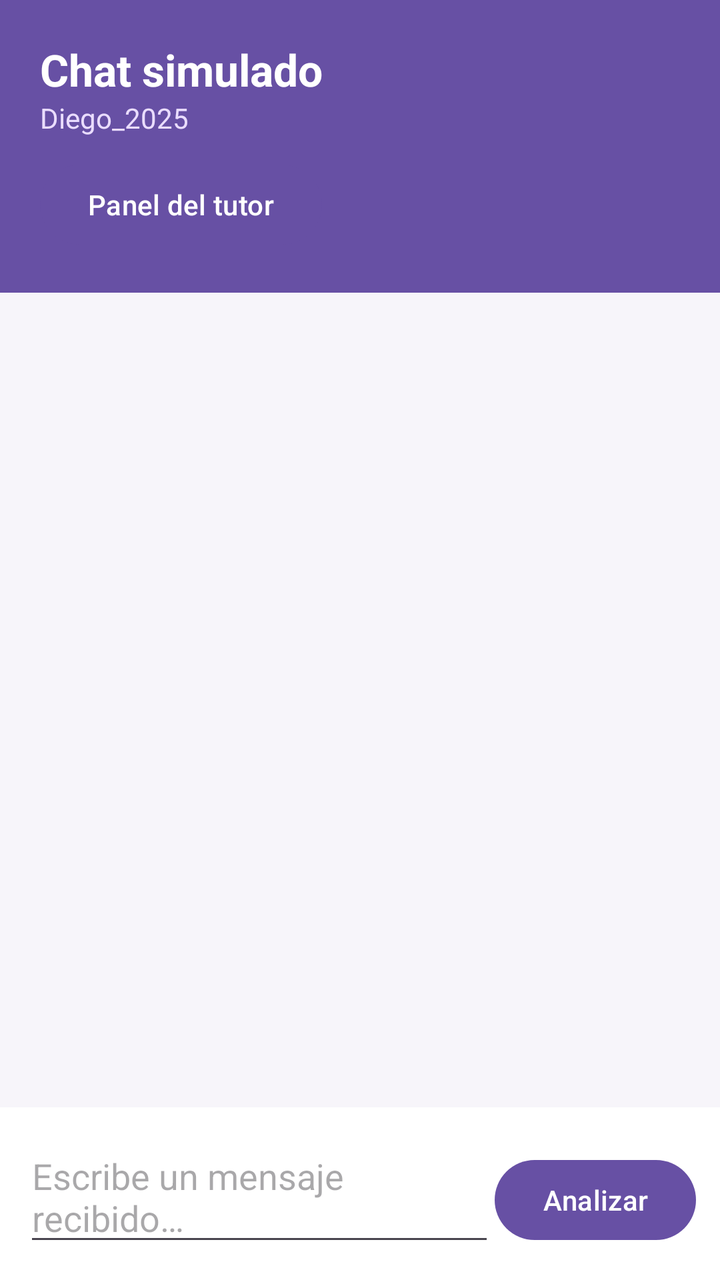
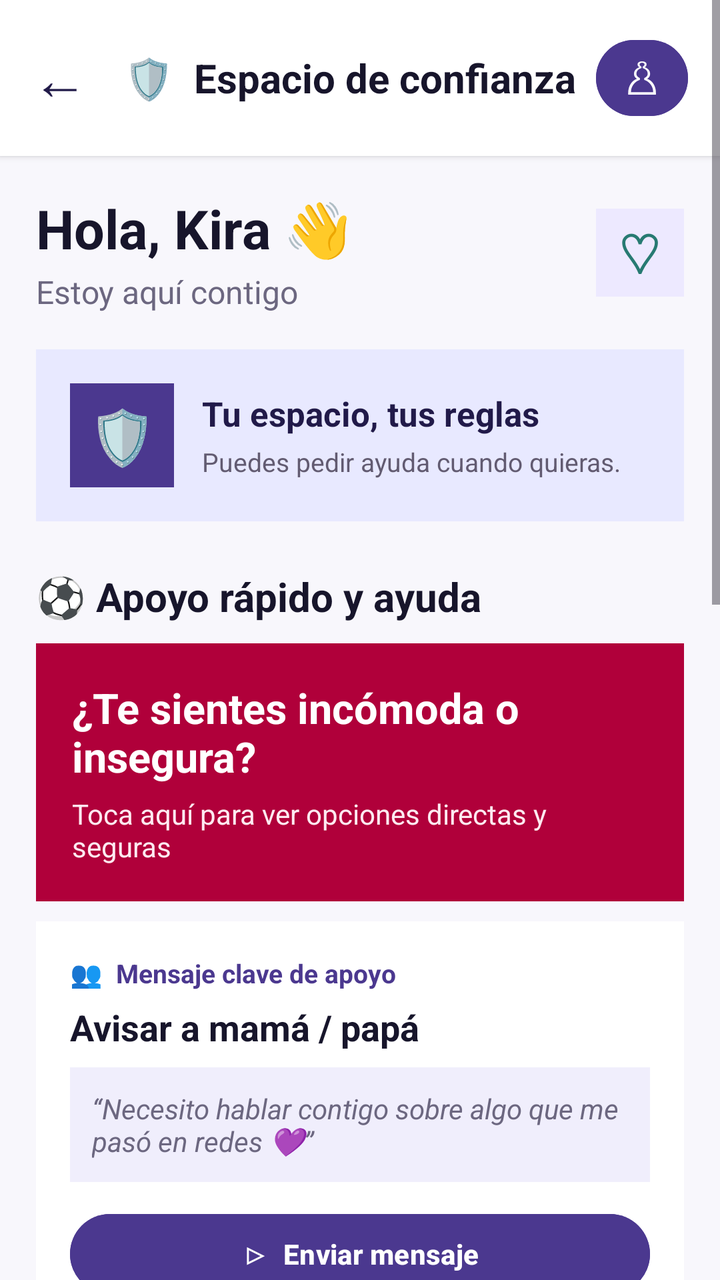

Screens rendered from an Android XML layout before and after an edit, with the pre-edit source and the edit as a unified diff.
<!-- AndroidManifest.xml: application theme Theme.MyApplication -->
<!-- res/layout/activity_main.xml -->
<?xml version="1.0" encoding="utf-8"?>
<LinearLayout xmlns:android="http://schemas.android.com/apk/res/android"
    android:id="@+id/main"
    android:layout_width="match_parent"
    android:layout_height="match_parent"
    android:orientation="vertical"
    android:background="#F7F5FA">

    <LinearLayout
        android:layout_width="match_parent"
        android:layout_height="wrap_content"
        android:orientation="vertical"
        android:padding="20dp"
        android:background="#6750A4">
        <TextView
            android:layout_width="wrap_content"
            android:layout_height="wrap_content"
            android:text="Chat simulado"
            android:textColor="@android:color/white"
            android:textSize="22sp"
            android:textStyle="bold" />
        <TextView
            android:layout_width="wrap_content"
            android:layout_height="wrap_content"
            android:text="@string/contact_name"
            android:textColor="#EADDFF"
            android:textSize="14sp" />
        <Button
            android:id="@+id/dashboardButton"
            android:layout_width="wrap_content"
            android:layout_height="wrap_content"
            android:layout_marginTop="10dp"
            android:text="Panel del tutor" />
    </LinearLayout>

    <ScrollView
        android:id="@+id/messagesScroll"
        android:layout_width="match_parent"
        android:layout_height="0dp"
        android:layout_weight="1"
        android:padding="16dp"
        android:fillViewport="true">
        <LinearLayout
            android:id="@+id/messagesContainer"
            android:layout_width="match_parent"
            android:layout_height="wrap_content"
            android:orientation="vertical">
            <LinearLayout
                android:id="@+id/modelStatusContainer"
                android:layout_width="match_parent"
                android:layout_height="wrap_content"
                android:orientation="vertical"
                android:paddingStart="12dp"
                android:paddingEnd="12dp" />
        </LinearLayout>
    </ScrollView>

    <TextView
        android:id="@+id/statusText"
        android:layout_width="match_parent"
        android:layout_height="wrap_content"
        android:paddingStart="16dp"
        android:paddingEnd="16dp"
        android:paddingTop="6dp"
        android:textColor="#625B71"
        android:textSize="12sp" />

    <LinearLayout
        android:layout_width="match_parent"
        android:layout_height="wrap_content"
        android:padding="12dp"
        android:orientation="horizontal"
        android:background="@android:color/white">
        <EditText
            android:id="@+id/messageInput"
            android:layout_width="0dp"
            android:layout_height="wrap_content"
            android:layout_weight="1"
            android:hint="@string/message_hint"
            android:inputType="textCapSentences|textMultiLine"
            android:maxLines="3" />
        <Button
            android:id="@+id/sendButton"
            android:layout_width="wrap_content"
            android:layout_height="wrap_content"
            android:text="@string/send" />
    </LinearLayout>
</LinearLayout>
<!-- resources referenced by this layout -->
<resources>
  <string name="contact_name">Diego_2025</string>
  <string name="message_hint">Escribe un mensaje recibido…</string>
  <string name="send">Analizar</string>
  <style name="Theme.MyApplication" parent="Base.Theme.MyApplication" />
  <style name="Base.Theme.MyApplication" parent="Theme.Material3.DayNight.NoActionBar">
          
          
      </style>
</resources>

<!-- the commit's change to res/layout/activity_main.xml (unified diff, before → after) -->
@@ -1,88 +1,370 @@
 <?xml version="1.0" encoding="utf-8"?>
-<LinearLayout xmlns:android="http://schemas.android.com/apk/res/android"
+<ScrollView xmlns:android="http://schemas.android.com/apk/res/android"
     android:id="@+id/main"
     android:layout_width="match_parent"
     android:layout_height="match_parent"
-    android:orientation="vertical"
-    android:background="#F7F5FA">
+    android:background="#F8F7FC"
+    android:fillViewport="true">
 
     <LinearLayout
         android:layout_width="match_parent"
         android:layout_height="wrap_content"
         android:orientation="vertical"
-        android:padding="20dp"
-        android:background="#6750A4">
+        android:paddingBottom="24dp">
+
+        <LinearLayout
+            android:layout_width="match_parent"
+            android:layout_height="wrap_content"
+            android:background="#FFFFFF"
+            android:elevation="2dp"
+            android:gravity="center_vertical"
+            android:padding="16dp">
+            <TextView
+                android:layout_width="wrap_content"
+                android:layout_height="wrap_content"
+                android:text="←"
+                android:textColor="#211A49"
+                android:textSize="28sp" />
+            <TextView
+                android:layout_width="0dp"
+                android:layout_height="wrap_content"
+                android:layout_marginStart="18dp"
+                android:layout_weight="1"
+                android:text="🛡  Espacio de confianza"
+                android:textColor="#17152B"
+                android:textSize="20sp"
+                android:textStyle="bold" />
+            <Button
+                android:id="@+id/dashboardButton"
+                android:layout_width="46dp"
+                android:layout_height="46dp"
+                android:backgroundTint="#4B388F"
+                android:minWidth="0dp"
+                android:padding="0dp"
+                android:text="♙"
+                android:textColor="#FFFFFF"
+                android:textSize="22sp" />
+        </LinearLayout>
+
+        <LinearLayout
+            android:layout_width="match_parent"
+            android:layout_height="wrap_content"
+            android:orientation="vertical"
+            android:padding="18dp">
+            <LinearLayout
+                android:layout_width="match_parent"
+                android:layout_height="wrap_content"
+                android:gravity="center_vertical">
+                <LinearLayout
+                    android:layout_width="0dp"
+                    android:layout_height="wrap_content"
+                    android:layout_weight="1"
+                    android:orientation="vertical">
+                    <TextView
+                        android:layout_width="wrap_content"
+                        android:layout_height="wrap_content"
+                        android:text="Hola, Kira 👋"
+                        android:textColor="#17152B"
+                        android:textSize="27sp"
+                        android:textStyle="bold" />
+                    <TextView
+                        android:layout_width="wrap_content"
+                        android:layout_height="wrap_content"
+                        android:layout_marginTop="3dp"
+                        android:text="Estoy aquí contigo"
+                        android:textColor="#6C6780"
+                        android:textSize="16sp" />
+                </LinearLayout>
+                <TextView
+                    android:layout_width="44dp"
+                    android:layout_height="44dp"
+                    android:background="#EDE9FF"
+                    android:gravity="center"
+                    android:text="♡"
+                    android:textColor="#277A72"
+                    android:textSize="28sp" />
+            </LinearLayout>
+
+            <LinearLayout
+                android:layout_width="match_parent"
+                android:layout_height="wrap_content"
+                android:layout_marginTop="18dp"
+                android:background="#E8E9FF"
+                android:orientation="vertical"
+                android:padding="17dp">
+                <LinearLayout
+                    android:layout_width="match_parent"
+                    android:layout_height="wrap_content"
+                    android:gravity="center_vertical">
+                    <TextView
+                        android:layout_width="52dp"
+                        android:layout_height="52dp"
+                        android:background="#4B388F"
+                        android:gravity="center"
+                        android:text="🛡"
+                        android:textColor="#FFFFFF"
+                        android:textSize="27sp" />
+                    <LinearLayout
+                        android:layout_width="0dp"
+                        android:layout_height="wrap_content"
+                        android:layout_marginStart="14dp"
+                        android:layout_weight="1"
+                        android:orientation="vertical">
+                        <TextView
+                            android:layout_width="wrap_content"
+                            android:layout_height="wrap_content"
+                            android:text="Tu espacio, tus reglas"
+                            android:textColor="#211A49"
+                            android:textSize="17sp"
+                            android:textStyle="bold" />
+                        <TextView
+                            android:layout_width="wrap_content"
+                            android:layout_height="wrap_content"
+                            android:layout_marginTop="4dp"
+                            android:text="Puedes pedir ayuda cuando quieras."
+                            android:textColor="#625B71"
+                            android:textSize="13sp" />
+                    </LinearLayout>
+                </LinearLayout>
+            </LinearLayout>
+
+            <TextView
+                android:layout_width="wrap_content"
+                android:layout_height="wrap_content"
+                android:layout_marginTop="24dp"
+                android:text="⚽ Apoyo rápido y ayuda"
+                android:textColor="#17152B"
+                android:textSize="20sp"
+                android:textStyle="bold" />
+
+            <LinearLayout
+                android:layout_width="match_parent"
+                android:layout_height="wrap_content"
+                android:layout_marginTop="10dp"
+                android:background="#B0003A"
+                android:orientation="vertical"
+                android:padding="18dp">
+                <TextView
+                    android:layout_width="wrap_content"
+                    android:layout_height="wrap_content"
+                    android:text="¿Te sientes incómoda o insegura?"
+                    android:textColor="#FFFFFF"
+                    android:textSize="21sp"
+                    android:textStyle="bold" />
+                <TextView
+                    android:layout_width="wrap_content"
+                    android:layout_height="wrap_content"
+                    android:layout_marginTop="5dp"
+                    android:text="Toca aquí para ver opciones directas y seguras"
+                    android:textColor="#FFEAF1"
+                    android:textSize="14sp" />
+            </LinearLayout>
+
+            <LinearLayout
+                android:layout_width="match_parent"
+                android:layout_height="wrap_content"
+                android:layout_marginTop="10dp"
+                android:background="#FFFFFF"
+                android:orientation="vertical"
+                android:padding="17dp">
+                <TextView
+                    android:layout_width="wrap_content"
+                    android:layout_height="wrap_content"
+                    android:text="👥  Mensaje clave de apoyo"
+                    android:textColor="#4B388F"
+                    android:textSize="13sp"
+                    android:textStyle="bold" />
+                <TextView
+                    android:layout_width="wrap_content"
+                    android:layout_height="wrap_content"
+                    android:layout_marginTop="6dp"
+                    android:text="Avisar a mamá / papá"
+                    android:textColor="#17152B"
+                    android:textSize="18sp"
+                    android:textStyle="bold" />
+                <TextView
+                    android:layout_width="match_parent"
+                    android:layout_height="wrap_content"
+                    android:layout_marginTop="8dp"
+                    android:background="#F0EEFC"
+                    android:padding="11dp"
+                    android:text="“Necesito hablar contigo sobre algo que me pasó en redes 💜”"
+                    android:textColor="#6C6780"
+                    android:textSize="14sp"
+                    android:textStyle="italic" />
+                <Button
+                    android:id="@+id/sendButton"
+                    android:layout_width="match_parent"
+                    android:layout_height="wrap_content"
+                    android:layout_marginTop="12dp"
+                    android:backgroundTint="#4B388F"
+                    android:text="▷  Enviar mensaje"
+                    android:textAllCaps="false"
+                    android:textColor="#FFFFFF"
+                    android:textSize="14sp"
+                    android:textStyle="bold" />
+            </LinearLayout>
+
+            <LinearLayout
+                android:layout_width="match_parent"
+                android:layout_height="wrap_content"
+                android:layout_marginTop="10dp"
+                android:background="#FFFFFF"
+                android:gravity="center_vertical"
+                android:padding="14dp">
+                <TextView
+                    android:layout_width="44dp"
+                    android:layout_height="44dp"
+                    android:background="#C8F5EC"
+                    android:gravity="center"
+                    android:text="☏"
+                    android:textColor="#16826D"
+                    android:textSize="24sp" />
+                <LinearLayout
+                    android:layout_width="0dp"
+                    android:layout_height="wrap_content"
+                    android:layout_marginStart="12dp"
+                    android:layout_weight="1"
+                    android:orientation="vertical">
+                    <TextView
+                        android:layout_width="wrap_content"
+                        android:layout_height="wrap_content"
+                        android:text="Línea 1810"
+                        android:textColor="#17152B"
+                        android:textSize="17sp"
+                        android:textStyle="bold" />
+                    <TextView
+                        android:layout_width="wrap_content"
+                        android:layout_height="wrap_content"
+                        android:text="MIMP · Niños y Adolescentes"
+                        android:textColor="#77738D"
+                        android:textSize="13sp" />
+                </LinearLayout>
+                <Button
+                    android:layout_width="wrap_content"
+                    android:layout_height="wrap_content"
+                    android:backgroundTint="#16826D"
+                    android:text="☏ Llamar"
+                    android:textAllCaps="false"
+                    android:textColor="#FFFFFF" />
+            </LinearLayout>
+
+            <LinearLayout
+                android:layout_width="match_parent"
+                android:layout_height="wrap_content"
+                android:layout_marginTop="10dp"
+                android:background="#FFFFFF"
+                android:gravity="center_vertical"
+                android:padding="14dp">
+                <TextView
+                    android:layout_width="44dp"
+                    android:layout_height="44dp"
+                    android:background="#FFE1E5"
+                    android:gravity="center"
+                    android:text="▱"
+                    android:textColor="#B0003A"
+                    android:textSize="24sp" />
+                <LinearLayout
+                    android:layout_width="0dp"
+                    android:layout_height="wrap_content"
+                    android:layout_marginStart="12dp"
+                    android:layout_weight="1"
+                    android:orientation="vertical">
+                    <TextView
+                        android:layout_width="wrap_content"
+                        android:layout_height="wrap_content"
+                        android:text="Línea 100 / Chat 100"
+                        android:textColor="#17152B"
+                        android:textSize="17sp"
+                        android:textStyle="bold" />
+                    <TextView
+                        android:layout_width="wrap_content"
+                        android:layout_height="wrap_content"
+                        android:text="Atención gratuita 24/7"
+                        android:textColor="#77738D"
+                        android:textSize="13sp" />
+                </LinearLayout>
+                <Button
+                    android:layout_width="wrap_content"
+                    android:layout_height="wrap_content"
+                    android:backgroundTint="#4B388F"
+                    android:text="▤ Chat"
+                    android:textAllCaps="false"
+                    android:textColor="#FFFFFF" />
+            </LinearLayout>
+
+            <TextView
+                android:layout_width="wrap_content"
+                android:layout_height="wrap_content"
+                android:layout_marginTop="26dp"
+                android:text="▣ Aprende a cuidarte"
+                android:textColor="#17152B"
+                android:textSize="20sp"
+                android:textStyle="bold" />
+            <TextView
+                android:layout_width="wrap_content"
+                android:layout_height="wrap_content"
+                android:text="Historias y consejos fáciles de leer"
+                android:textColor="#77738D"
+                android:textSize="13sp" />
+
+            <TextView
+                android:id="@+id/learnCardSecret"
+                android:layout_width="match_parent"
+                android:layout_height="wrap_content"
+                android:layout_marginTop="10dp"
+                android:background="#FFFFFF"
+                android:drawablePadding="12dp"
+                android:padding="16dp"
+                android:text="🚩  2 min de lectura   Alerta\n\nLa técnica del secreto: ¿Por qué te piden que no le cuentes a nadie?"
+                android:textColor="#17152B"
+                android:textSize="16sp" />
+            <TextView
+                android:id="@+id/learnCardSocial"
+                android:layout_width="match_parent"
+                android:layout_height="wrap_content"
+                android:layout_marginTop="10dp"
+                android:background="#FFFFFF"
+                android:padding="16dp"
+                android:text="🧑‍💻  Guía visual   Redes sociales\n\nPerfiles señuelo: cómo identificar fotos o identidades falsas en Instagram o TikTok"
+                android:textColor="#17152B"
+                android:textSize="16sp" />
+            <TextView
+                android:id="@+id/learnCardPhotos"
+                android:layout_width="match_parent"
+                android:layout_height="wrap_content"
+                android:layout_marginTop="10dp"
+                android:background="#FFFFFF"
+                android:padding="16dp"
+                android:text="⚠  Paso a paso   Seguridad íntima\n\nQué hacer si te piden fotos íntimas o te amenazan con compartirlas"
+                android:textColor="#17152B"
+                android:textSize="16sp" />
+        </LinearLayout>
+
+        <EditText
+            android:id="@+id/messageInput"
+            android:layout_width="1dp"
+            android:layout_height="1dp"
+            android:visibility="gone" />
         <TextView
-            android:layout_width="wrap_content"
-            android:layout_height="wrap_content"
-            android:text="Chat simulado"
-            android:textColor="@android:color/white"
-            android:textSize="22sp"
-            android:textStyle="bold" />
-        <TextView
-            android:layout_width="wrap_content"
-            android:layout_height="wrap_content"
-            android:text="@string/contact_name"
-            android:textColor="#EADDFF"
-            android:textSize="14sp" />
-        <Button
-            android:id="@+id/dashboardButton"
-            android:layout_width="wrap_content"
-            android:layout_height="wrap_content"
-            android:layout_marginTop="10dp"
-            android:text="Panel del tutor" />
-    </LinearLayout>
-
-    <ScrollView
-        android:id="@+id/messagesScroll"
-        android:layout_width="match_parent"
-        android:layout_height="0dp"
-        android:layout_weight="1"
-        android:padding="16dp"
-        android:fillViewport="true">
+            android:id="@+id/statusText"
+            android:layout_width="1dp"
+            android:layout_height="1dp"
+            android:visibility="gone" />
         <LinearLayout
             android:id="@+id/messagesContainer"
-            android:layout_width="match_parent"
-            android:layout_height="wrap_content"
-            android:orientation="vertical">
-            <LinearLayout
-                android:id="@+id/modelStatusContainer"
-                android:layout_width="match_parent"
-                android:layout_height="wrap_content"
-                android:orientation="vertical"
-                android:paddingStart="12dp"
-                android:paddingEnd="12dp" />
-        </LinearLayout>
-    </ScrollView>
-
-    <TextView
-        android:id="@+id/statusText"
-        android:layout_width="match_parent"
-        android:layout_height="wrap_content"
-        android:paddingStart="16dp"
-        android:paddingEnd="16dp"
-        android:paddingTop="6dp"
-        android:textColor="#625B71"
-        android:textSize="12sp" />
-
-    <LinearLayout
-        android:layout_width="match_parent"
-        android:layout_height="wrap_content"
-        android:padding="12dp"
-        android:orientation="horizontal"
-        android:background="@android:color/white">
-        <EditText
-            android:id="@+id/messageInput"
-            android:layout_width="0dp"
-            android:layout_height="wrap_content"
-            android:layout_weight="1"
-            android:hint="@string/message_hint"
-            android:inputType="textCapSentences|textMultiLine"
-            android:maxLines="3" />
-        <Button
-            android:id="@+id/sendButton"
-            android:layout_width="wrap_content"
-            android:layout_height="wrap_content"
-            android:text="@string/send" />
+            android:layout_width="1dp"
+            android:layout_height="1dp"
+            android:visibility="gone" />
+        <ScrollView
+            android:id="@+id/messagesScroll"
+            android:layout_width="1dp"
+            android:layout_height="1dp"
+            android:visibility="gone" />
+        <LinearLayout
+            android:id="@+id/modelStatusContainer"
+            android:layout_width="1dp"
+            android:layout_height="1dp"
+            android:visibility="gone" />
     </LinearLayout>
-</LinearLayout>
+</ScrollView>
<!-- resource entries referenced after the edit -->
@@ -1,8 +1,5 @@
 <!-- resources referenced by this layout -->
 <resources>
-  <string name="contact_name">Diego_2025</string>
-  <string name="message_hint">Escribe un mensaje recibido…</string>
-  <string name="send">Analizar</string>
   <style name="Theme.MyApplication" parent="Base.Theme.MyApplication" />
   <style name="Base.Theme.MyApplication" parent="Theme.Material3.DayNight.NoActionBar">
           
